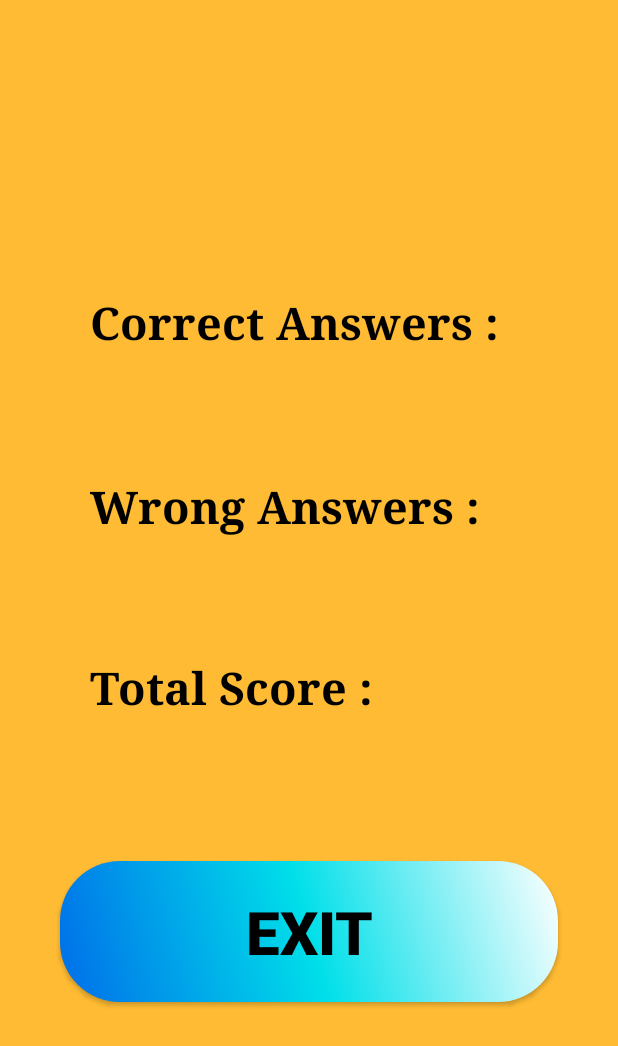
After one commit to TanishqSehgal7/QuizoFy, an Android app: the layout activity_result.xml on its own in the app's theme, with its tools: preview values and no code run, on a phone screen of 412 x 824 dp. The commit adds this screen. Shown: the top 1046 px of the screen. Run offline under Robolectric (Android 15) with nearby library versions, the phone set to English and light mode, and no system bars.

Commit message:
Result Window Added

```diff
--- a/app/src/main/AndroidManifest.xml
+++ b/app/src/main/AndroidManifest.xml
@@ -9,8 +9,9 @@
         android:roundIcon="@mipmap/ic_launcher_round"
         android:supportsRtl="true"
         android:theme="@style/AppTheme">
-        <activity android:name=".MainActivity"></activity>
-        <activity android:name=".Main2ActivityIntroScreen"></activity>
+        <activity android:name=".ResultActivity"></activity>
+        <activity android:name=".MainActivity" />
+        <activity android:name=".Main2ActivityIntroScreen" />
         <activity android:name=".QuizCategory10" />
         <activity android:name=".QuizCategory9" />
         <activity android:name=".QuizCategory8" />
@@ -29,4 +30,5 @@
             </intent-filter>
         </activity>
     </application>
+
 </manifest>
--- a/app/src/main/java/com/example/quizofy/MainActivity.kt
+++ b/app/src/main/java/com/example/quizofy/MainActivity.kt
@@ -68,5 +68,4 @@ class MainActivity : AppCompatActivity(){
         val intent=Intent(this,QuizCategory10::class.java)
         startActivity(intent)
     }
-
 }
--- /dev/null
+++ b/app/src/main/res/layout/activity_result.xml
@@ -0,0 +1,82 @@
+<?xml version="1.0" encoding="utf-8"?>
+<androidx.constraintlayout.widget.ConstraintLayout xmlns:android="http://schemas.android.com/apk/res/android"
+    xmlns:app="http://schemas.android.com/apk/res-auto"
+    xmlns:tools="http://schemas.android.com/tools"
+    android:layout_width="match_parent"
+    android:layout_height="match_parent"
+    tools:context=".ResultActivity"
+    android:background="@android:color/holo_orange_light"
+    android:padding="10dp">
+
+    <TextView
+        android:id="@+id/correctAns"
+        android:layout_width="match_parent"
+        android:layout_height="wrap_content"
+        android:layout_margin="30dp"
+        android:fontFamily="serif"
+        android:padding="20dp"
+        android:text="Correct Answers : "
+        android:textColor="@android:color/black"
+        android:textSize="30dp"
+        android:textStyle="bold"
+        app:layout_constraintBottom_toBottomOf="parent"
+        app:layout_constraintEnd_toEndOf="parent"
+        app:layout_constraintStart_toStartOf="parent"
+        app:layout_constraintTop_toTopOf="parent"
+        app:layout_constraintVertical_bias="0.203" />
+
+    <TextView
+        android:id="@+id/ScoreTotal"
+        android:layout_width="match_parent"
+        android:layout_height="wrap_content"
+        android:layout_margin="30dp"
+        android:fontFamily="serif"
+        android:padding="20dp"
+        android:text="Total Score : "
+        android:textColor="@android:color/black"
+        android:textSize="30dp"
+        android:textStyle="bold"
+        app:layout_constraintBottom_toBottomOf="parent"
+        app:layout_constraintEnd_toEndOf="parent"
+        app:layout_constraintStart_toStartOf="parent"
+        app:layout_constraintTop_toTopOf="parent"
+        app:layout_constraintVertical_bias="0.57" />
+
+    <TextView
+        android:id="@+id/wrongAns"
+        android:layout_width="match_parent"
+        android:layout_height="wrap_content"
+        android:fontFamily="serif"
+        android:padding="20dp"
+        android:layout_margin="30dp"
+        android:text="Wrong Answers : "
+        android:textColor="@android:color/black"
+        android:textSize="30dp"
+        android:textStyle="bold"
+        app:layout_constraintBottom_toBottomOf="parent"
+        app:layout_constraintEnd_toEndOf="parent"
+        app:layout_constraintHorizontal_bias="0.0"
+        app:layout_constraintStart_toStartOf="parent"
+        app:layout_constraintTop_toTopOf="parent"
+        app:layout_constraintVertical_bias="0.388" />
+
+    <Button
+        android:id="@+id/closeBtn"
+        android:layout_width="match_parent"
+        android:layout_height="wrap_content"
+        android:background="@drawable/buttonroundforcategories"
+        android:padding="20dp"
+        android:layout_margin="30dp"
+        android:text="Exit"
+        android:textColor="@android:color/black"
+        android:textSize="40dp"
+        android:textStyle="bold"
+        app:layout_constraintBottom_toBottomOf="parent"
+        app:layout_constraintEnd_toEndOf="parent"
+        app:layout_constraintTop_toTopOf="parent"
+        app:layout_constraintVertical_bias="0.822"
+        android:textAlignment="center"
+        android:gravity="center"/>
+
+
+</androidx.constraintlayout.widget.ConstraintLayout>
```
Also changed, not shown: app/src/main/java/com/example/quizofy/QuizCategory1.kt (+9 -0 lines), app/src/main/java/com/example/quizofy/QuizCategory10.kt (+10 -0 lines), app/src/main/java/com/example/quizofy/QuizCategory2.kt (+11 -0 lines), app/src/main/java/com/example/quizofy/QuizCategory3.kt (+11 -0 lines), app/src/main/java/com/example/quizofy/QuizCategory4.kt (+10 -0 lines), app/src/main/java/com/example/quizofy/QuizCategory5.kt (+11 -0 lines), app/src/main/java/com/example/quizofy/QuizCategory6.kt (+10 -0 lines), app/src/main/java/com/example/quizofy/QuizCategory7.kt (+10 -0 lines), app/src/main/java/com/example/quizofy/QuizCategory8.kt (+11 -0 lines), app/src/main/java/com/example/quizofy/QuizCategory9.kt (+10 -0 lines), app/src/main/java/com/example/quizofy/ResultActivity.kt (added, +23 -0 lines), app/build.gradle (line endings or trailing spaces).
